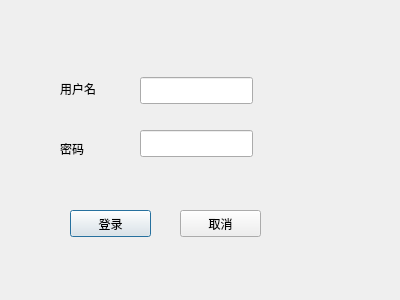
Before: the Qt Designer form login.ui in WooodHead/labelling3, drawn with Qt 5.
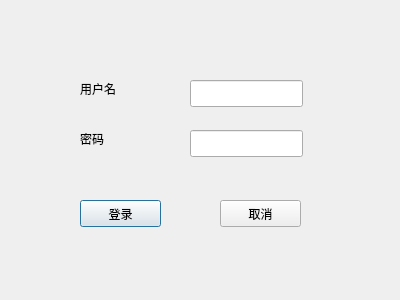
After: the same form once the commit is applied.

Commit message: Login form css

```diff
--- a/login.ui
+++ b/login.ui
@@ -10,64 +10,112 @@
     <height>300</height>
    </rect>
   </property>
+  <property name="sizePolicy">
+   <sizepolicy hsizetype="Expanding" vsizetype="Expanding">
+    <horstretch>0</horstretch>
+    <verstretch>0</verstretch>
+   </sizepolicy>
+  </property>
   <property name="windowTitle">
    <string>Dialog</string>
   </property>
+  <property name="autoFillBackground">
+   <bool>true</bool>
+  </property>
+  <widget class="QWidget" name="centralWidget" native="true">
+   <property name="geometry">
+    <rect>
+     <x>0</x>
+     <y>0</y>
+     <width>401</width>
+     <height>301</height>
+    </rect>
+   </property>
   <widget class="QLabel" name="label">
    <property name="geometry">
     <rect>
-     <x>60</x>
+      <x>80</x>
      <y>80</y>
      <width>51</width>
      <height>17</height>
     </rect>
    </property>
+    <property name="sizePolicy">
+     <sizepolicy hsizetype="Expanding" vsizetype="Expanding">
+      <horstretch>0</horstretch>
+      <verstretch>0</verstretch>
+     </sizepolicy>
+    </property>
    <property name="text">
     <string>用户名</string>
    </property>
   </widget>
+   <widget class="QLineEdit" name="_editUsername">
+    <property name="geometry">
+     <rect>
+      <x>190</x>
+      <y>80</y>
+      <width>113</width>
+      <height>27</height>
+     </rect>
+    </property>
+    <property name="sizePolicy">
+     <sizepolicy hsizetype="Expanding" vsizetype="Expanding">
+      <horstretch>0</horstretch>
+      <verstretch>0</verstretch>
+     </sizepolicy>
+    </property>
+   </widget>
   <widget class="QLabel" name="label_2">
    <property name="geometry">
     <rect>
-     <x>60</x>
-     <y>140</y>
+      <x>80</x>
+      <y>130</y>
      <width>41</width>
      <height>17</height>
     </rect>
    </property>
+    <property name="sizePolicy">
+     <sizepolicy hsizetype="Expanding" vsizetype="Expanding">
+      <horstretch>0</horstretch>
+      <verstretch>0</verstretch>
+     </sizepolicy>
+    </property>
    <property name="text">
     <string>密码</string>
    </property>
   </widget>
-  <widget class="QLineEdit" name="_editUsername">
-   <property name="geometry">
-    <rect>
-     <x>140</x>
-     <y>77</y>
-     <width>113</width>
-     <height>27</height>
-    </rect>
-   </property>
-  </widget>
   <widget class="QLineEdit" name="_editPasswd">
    <property name="geometry">
     <rect>
-     <x>140</x>
+      <x>190</x>
      <y>130</y>
      <width>113</width>
      <height>27</height>
     </rect>
    </property>
+    <property name="sizePolicy">
+     <sizepolicy hsizetype="Expanding" vsizetype="Expanding">
+      <horstretch>0</horstretch>
+      <verstretch>0</verstretch>
+     </sizepolicy>
+    </property>
   </widget>
   <widget class="QPushButton" name="_login">
    <property name="geometry">
     <rect>
-     <x>70</x>
-     <y>210</y>
+      <x>80</x>
+      <y>200</y>
      <width>81</width>
      <height>27</height>
     </rect>
    </property>
+    <property name="sizePolicy">
+     <sizepolicy hsizetype="Expanding" vsizetype="Expanding">
+      <horstretch>0</horstretch>
+      <verstretch>0</verstretch>
+     </sizepolicy>
+    </property>
    <property name="text">
     <string>登录</string>
    </property>
@@ -75,15 +123,22 @@
   <widget class="QPushButton" name="_cancel">
    <property name="geometry">
     <rect>
-     <x>180</x>
-     <y>210</y>
+      <x>220</x>
+      <y>200</y>
      <width>81</width>
      <height>27</height>
     </rect>
    </property>
+    <property name="sizePolicy">
+     <sizepolicy hsizetype="Expanding" vsizetype="Expanding">
+      <horstretch>0</horstretch>
+      <verstretch>0</verstretch>
+     </sizepolicy>
+    </property>
    <property name="text">
     <string>取消</string>
    </property>
+   </widget>
   </widget>
  </widget>
  <resources/>
```
Lines whose indentation alone changed are shown as unchanged. The commit also changes 5 other files.
